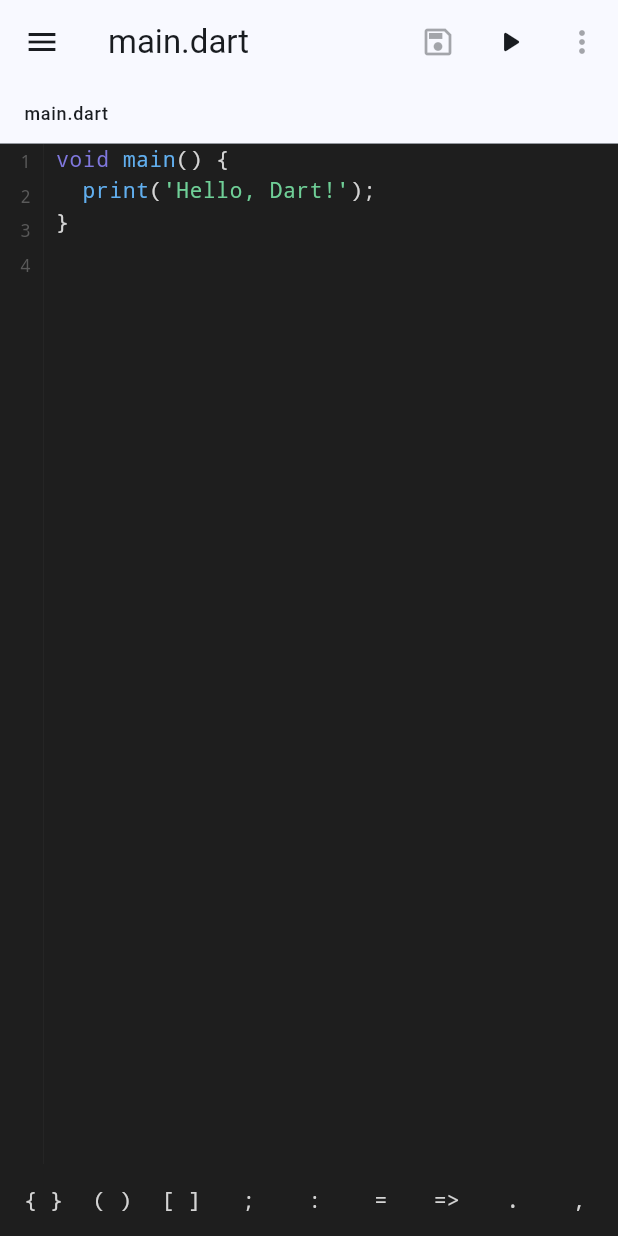
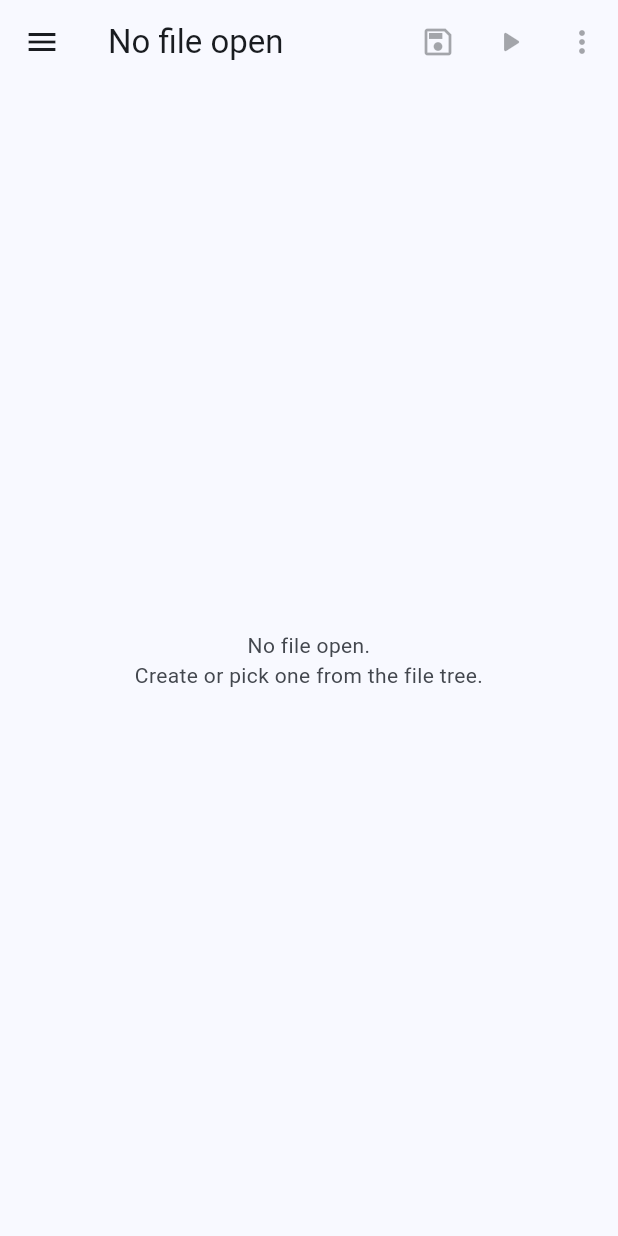
Before and after one commit to shahincse2/Dart-IDE-AI, a Flutter app: the EditorScreen screen opened directly, on a phone screen of 412 x 824 dp. Run offline on Flutter 3.47's test engine with Material 3 defaults, Android fonts, the phone set to English and light mode, and no system bars; our stand-ins replace shared_preferences; missing offline and left inert: tom_d4rt; accounts and stored records are empty.

Commit message:
Multiple file management

```diff
--- a/lib/main.dart
+++ b/lib/main.dart
@@ -2,6 +2,7 @@ import 'package:flutter/material.dart';
 import 'package:provider/provider.dart';
 
 import 'providers/console_provider.dart';
+import 'providers/file_provider.dart';
 import 'providers/runner_provider.dart';
 import 'providers/settings_provider.dart';
 import 'screens/home_screen.dart';
@@ -29,6 +30,9 @@ class DartLabApp extends StatelessWidget {
         ChangeNotifierProvider(
           create: (_) => RunnerProvider(),
         ),
+        ChangeNotifierProvider(
+          create: (_) => FileProvider(),
+        ),
         // ConsoleProvider only manages visibility/sizing — it reads
         // RunnerProvider's events rather than duplicating them, so it
         // needs a reference to it. ChangeNotifierProxyProvider is the
@@ -38,10 +42,6 @@ class DartLabApp extends StatelessWidget {
           create: (_) => ConsoleProvider(),
           update: (_, runner, console) => (console ?? ConsoleProvider())..bind(runner),
         ),
-        // FileProvider, ProjectProvider, and EditorProvider are added
-        // in their respective phases (5, 5, 2) rather than stubbed
-        // here — an empty provider with nothing to manage is unused
-        // architecture (Rule 59).
       ],
       child: Consumer<SettingsProvider>(
         builder: (context, settings, _) {
--- a/lib/screens/editor_screen.dart
+++ b/lib/screens/editor_screen.dart
@@ -1,6 +1,7 @@
 import 'package:flutter/material.dart';
 import 'package:provider/provider.dart';
 
+import '../providers/file_provider.dart';
 import '../providers/runner_provider.dart';
 import '../providers/settings_provider.dart';
 import '../utils/constants.dart';
@@ -9,18 +10,19 @@ import '../widgets/code_editor.dart';
 import '../widgets/code_editor_controller.dart';
 import '../widgets/coding_toolbar.dart';
 import '../widgets/console_panel.dart';
+import '../widgets/file_tab_bar.dart';
+import '../widgets/file_tree.dart';
 
 /// The main workspace. This screen owns the responsive shell described
 /// in Section 44:
 ///   - Portrait: drawer for file navigation, editor fills the rest.
 ///   - Landscape / tablet: persistent sidebar beside the editor.
 ///
-/// What's real as of Phase 4: syntax-highlighted editing (Phase 2),
-/// live Dart execution with genuine Isolate-based Stop/timeout (Phase
-/// 3), and now the real Console panel — hidden by default, opens
-/// automatically on Run or on an error, drag-resizable, with copy/
-/// save/clear. Still placeholders: multi-file tabs (Phase 6), Save
-/// (Phase 5), interactive stdin and argument entry (Phase 8).
+/// What's real as of Phase 6: real multi-file tabs. Each open tab gets
+/// its own [CodeEditorController] (kept alive in [_controllers] for as
+/// long as the tab stays open), so switching tabs doesn't lose cursor
+/// position or undo history the way Phase 5's single-controller swap
+/// did. Still placeholders: interactive stdin / argument entry (Phase 8).
 class EditorScreen extends StatefulWidget {
   const EditorScreen({super.key});
 
@@ -29,75 +31,125 @@ class EditorScreen extends StatefulWidget {
 }
 
 class _EditorScreenState extends State<EditorScreen> {
-  late final CodeEditorController _controller;
-  bool _isDirty = false;
+  late final FileProvider _fileProvider;
+  final Map<String, CodeEditorController> _controllers = {};
+  final Set<String> _loadingPaths = {};
 
   @override
   void initState() {
     super.initState();
+    _fileProvider = context.read<FileProvider>();
+    _fileProvider.addListener(_onFileProviderChanged);
+    _syncControllers();
+  }
+
+  void _onFileProviderChanged() => _syncControllers();
+
+  /// Keeps [_controllers] matched to [FileProvider.openTabs]: disposes
+  /// controllers for tabs that closed, and creates + loads one for any
+  /// newly opened tab.
+  Future<void> _syncControllers() async {
+    final openTabs = _fileProvider.openTabs;
+
+    final toRemove = _controllers.keys.where((path) => !openTabs.contains(path)).toList();
+    for (final path in toRemove) {
+      _controllers.remove(path)?.dispose();
+    }
+
+    for (final path in openTabs) {
+      if (_controllers.containsKey(path) || _loadingPaths.contains(path)) continue;
+      _loadingPaths.add(path);
+
       final settings = context.read<SettingsProvider>();
-    _controller = CodeEditorController(
+      final controller = CodeEditorController(
         scheme: editorSchemeFromName(settings.editorThemeName),
         indentSize: settings.indentSize,
-      text: "void main() {\n  print('Hello, Dart!');\n}\n",
       );
-    _controller.addListener(_onEdited);
+
+      final content = await _fileProvider.readFile(path);
+
+      if (!mounted || !_fileProvider.openTabs.contains(path)) {
+        // The tab was closed again while this read was in flight —
+        // discard rather than attach a controller for a closed tab.
+        _loadingPaths.remove(path);
+        controller.dispose();
+        continue;
       }
 
-  void _onEdited() {
-    if (!_isDirty) setState(() => _isDirty = true);
+      controller.value = TextEditingValue(
+        text: content,
+        selection: const TextSelection.collapsed(offset: 0),
+      );
+      controller.addListener(() => _fileProvider.scheduleAutoSave(path, controller.text));
+
+      _controllers[path] = controller;
+      _loadingPaths.remove(path);
+      if (mounted) setState(() {});
+    }
   }
 
   @override
   void dispose() {
-    _controller.removeListener(_onEdited);
-    _controller.dispose();
+    _fileProvider.removeListener(_onFileProviderChanged);
+    _fileProvider.flushAllPendingSaves();
+    for (final controller in _controllers.values) {
+      controller.dispose();
+    }
     super.dispose();
   }
 
   @override
   Widget build(BuildContext context) {
-    // Keep the controller's rendering options in sync with live
-    // settings changes (e.g. flipping the editor theme or indent size
-    // in Settings, once that screen exists in Phase 10) without
-    // recreating the controller — recreating it would lose undo
-    // history and cursor position.
     final settings = context.watch<SettingsProvider>();
     final runner = context.watch<RunnerProvider>();
-    _controller.scheme = editorSchemeFromName(settings.editorThemeName);
-    _controller.indentSize = settings.indentSize;
+    final fileProvider = context.watch<FileProvider>();
+
+    // Every open controller stays in sync with live settings, not just
+    // the active one — otherwise switching to a background tab would
+    // briefly show stale theme/indent settings.
+    for (final controller in _controllers.values) {
+      controller.scheme = editorSchemeFromName(settings.editorThemeName);
+      controller.indentSize = settings.indentSize;
+    }
+
+    final activePath = fileProvider.activeTab;
+    final activeController = activePath != null ? _controllers[activePath] : null;
 
     final isTablet = AppConstants.isTablet(context);
     final isLandscape = AppConstants.isLandscape(context);
     final useSidebar = isTablet || isLandscape;
 
     final editorArea = _EditorBody(
-      controller: _controller,
+      activePath: activePath,
+      controller: activeController,
       fontSize: settings.editorFontSize,
     );
 
     return Scaffold(
       appBar: _EditorAppBar(
-        isDirty: _isDirty,
+        fileName: fileProvider.activeFileName ?? 'No file open',
+        isDirty: activePath != null && fileProvider.isDirty(activePath),
         useSidebar: useSidebar,
         isRunning: runner.isRunning,
-        onRunPressed: () {
+        onRunPressed: activeController == null
+            ? null
+            : () {
                 if (runner.isRunning) {
                   runner.stop();
                 } else {
-            runner.run(_controller.text);
+                  runner.run(activeController.text);
                 }
               },
+        onSavePressed: activeController != null
+            ? () => fileProvider.saveNow(activePath!, activeController.text)
+            : null,
       ),
-      drawer: useSidebar ? null : const _FileDrawer(),
+      drawer: useSidebar ? null : const Drawer(child: FileTreeView()),
       body: SafeArea(
         child: useSidebar
             ? Row(
                 children: [
-                  const SizedBox(
-                    width: 240,
-                    child: _FileDrawer(embedded: true),
-                  ),
+                  const SizedBox(width: 240, child: FileTreeView()),
                   const VerticalDivider(width: 0.5),
                   Expanded(child: editorArea),
                 ],
@@ -109,16 +161,20 @@ class _EditorScreenState extends State<EditorScreen> {
 }
 
 class _EditorAppBar extends StatelessWidget implements PreferredSizeWidget {
+  final String fileName;
   final bool isDirty;
   final bool useSidebar;
   final bool isRunning;
-  final VoidCallback onRunPressed;
+  final VoidCallback? onRunPressed;
+  final VoidCallback? onSavePressed;
 
   const _EditorAppBar({
+    required this.fileName,
     required this.isDirty,
     required this.useSidebar,
     required this.isRunning,
     required this.onRunPressed,
+    required this.onSavePressed,
   });
 
   @override
@@ -128,11 +184,8 @@ class _EditorAppBar extends StatelessWidget implements PreferredSizeWidget {
       title: Row(
         mainAxisSize: MainAxisSize.min,
         children: [
-          const Flexible(
-            child: Text(
-              'main.dart',
-              overflow: TextOverflow.ellipsis,
-            ),
+          Flexible(
+            child: Text(fileName, overflow: TextOverflow.ellipsis),
           ),
           if (isDirty) ...[
             const SizedBox(width: AppConstants.spaceSm),
@@ -151,8 +204,7 @@ class _EditorAppBar extends StatelessWidget implements PreferredSizeWidget {
         IconButton(
           tooltip: 'Save',
           icon: const Icon(Icons.save_outlined),
-          // Real save lands with FileProvider in Phase 5.
-          onPressed: null,
+          onPressed: onSavePressed,
         ),
         IconButton(
           tooltip: isRunning ? 'Stop' : 'Run',
@@ -174,10 +226,12 @@ class _EditorAppBar extends StatelessWidget implements PreferredSizeWidget {
 }
 
 class _EditorBody extends StatelessWidget {
-  final CodeEditorController controller;
+  final String? activePath;
+  final CodeEditorController? controller;
   final double fontSize;
 
   const _EditorBody({
+    required this.activePath,
     required this.controller,
     required this.fontSize,
   });
@@ -186,72 +240,42 @@ class _EditorBody extends StatelessWidget {
   Widget build(BuildContext context) {
     return Column(
       children: [
-        // Tab bar placeholder — becomes a real scrollable multi-file
-        // tab strip in Phase 6.
-        Container(
-          height: AppConstants.tabBarHeight,
-          alignment: Alignment.centerLeft,
-          padding: const EdgeInsets.symmetric(horizontal: AppConstants.spaceMd),
-          decoration: BoxDecoration(
-            border: Border(
-              bottom: BorderSide(
-                color: Theme.of(context).dividerColor,
-                width: 0.5,
+        const FileTabBar(),
+        Expanded(
+          child: controller != null
+              // Keyed by path so switching tabs gives each file its own
+              // fresh scroll position rather than inheriting whatever
+              // the previous tab's viewport happened to be at — cursor
+              // position and undo history still carry over correctly
+              // since those live on the controller, not this widget.
+              ? CodeEditor(
+                  key: ValueKey(activePath),
+                  controller: controller!,
+                  fontSize: fontSize,
+                )
+              : const _NoFileOpenPlaceholder(),
         ),
-            ),
-          ),
-          child: Text(
-            'main.dart',
-            style: Theme.of(context).textTheme.labelMedium,
-          ),
-        ),
-        Expanded(
-          child: CodeEditor(controller: controller, fontSize: fontSize),
-        ),
-        CodingToolbar(controller: controller),
+        if (controller != null) CodingToolbar(controller: controller!),
         const ConsolePanel(),
       ],
     );
   }
 }
 
-class _FileDrawer extends StatelessWidget {
-  final bool embedded;
-
-  const _FileDrawer({this.embedded = false});
+class _NoFileOpenPlaceholder extends StatelessWidget {
+  const _NoFileOpenPlaceholder();
 
   @override
   Widget build(BuildContext context) {
-    final content = SafeArea(
-      child: Column(
-        crossAxisAlignment: CrossAxisAlignment.start,
-        children: [
-          Padding(
-            padding: const EdgeInsets.all(AppConstants.spaceMd),
+    return Center(
+      child: Padding(
+        padding: const EdgeInsets.all(AppConstants.spaceLg),
         child: Text(
-              AppConstants.appName,
-              style: Theme.of(context).textTheme.titleMedium,
+          'No file open.\nCreate or pick one from the file tree.',
+          textAlign: TextAlign.center,
+          style: TextStyle(color: Theme.of(context).colorScheme.onSurfaceVariant),
         ),
       ),
-          const Divider(height: 0.5),
-          Expanded(
-            child: Center(
-              child: Padding(
-                padding: const EdgeInsets.all(AppConstants.spaceMd),
-                child: Text(
-                  'File tree arrives in Phase 5.',
-                  style: Theme.of(context).textTheme.bodySmall?.copyWith(
-                        color: Theme.of(context).colorScheme.onSurfaceVariant,
-                      ),
-                  textAlign: TextAlign.center,
-                ),
-              ),
-            ),
-          ),
-        ],
-      ),
     );
-
-    return embedded ? content : Drawer(child: content);
   }
 }
```
Also changed, not shown: lib/providers/file_provider.dart (+141 -69 lines), lib/screens/home_screen.dart (+114 -22 lines), lib/widgets/file_tab_bar.dart (added, +148 -0 lines), lib/widgets/file_tree.dart (+15 -2 lines). Lines whose indentation alone changed are shown as unchanged.
